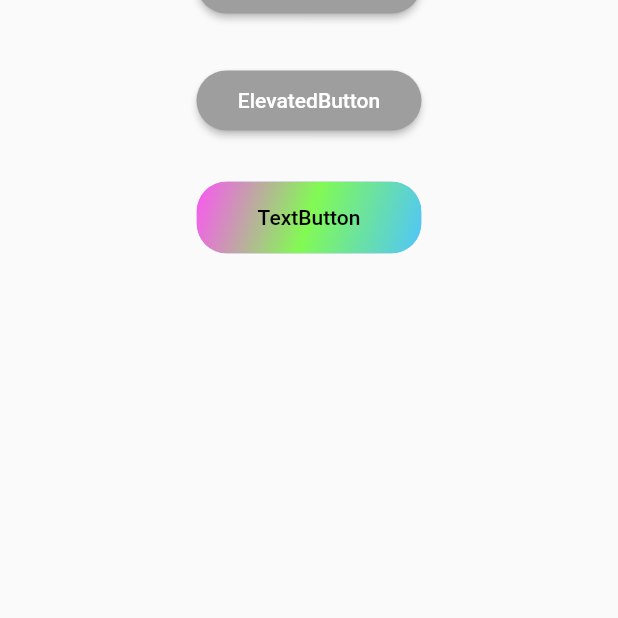
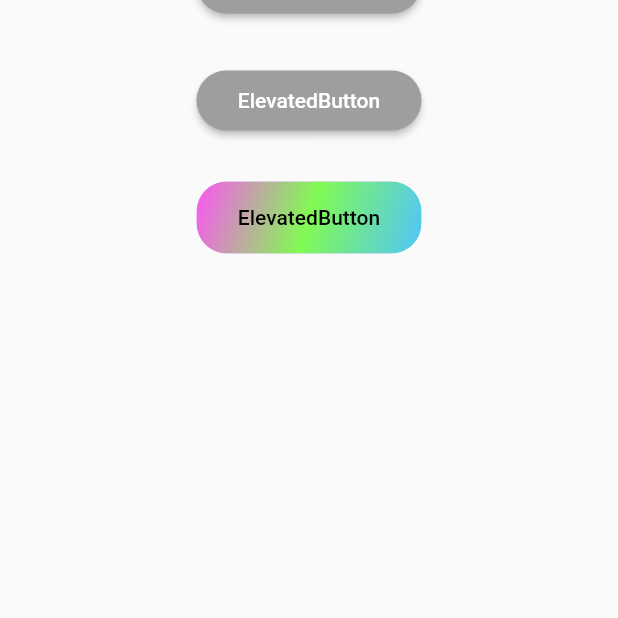
Before and after one commit to tadena-dev/flutterapp, a Flutter app: the screen it shows after launch, on a phone screen of 412 x 824 dp, the part 618-1236 px from its top. Run offline on Flutter 3.47's test engine with Material 2 defaults, Android fonts, the phone set to English and light mode, and no system bars; our stand-ins replace google_fonts, image_picker, supabase_flutter; accounts and stored records are empty.

Commit message:
Elevated Button Widget

```diff
--- a/flutter-widgets/001-Button/2-ElevatedButton/elevatedbutton/lib/main.dart
+++ b/flutter-widgets/001-Button/2-ElevatedButton/elevatedbutton/lib/main.dart
@@ -152,7 +152,7 @@ class _MyWidgetState extends State<MyWidget> {
                     ),
                     onPressed: () {},
                     child: const Text(
-                      'TextButton',
+                      'ElevatedButton',
                       style: TextStyle(
                         color: Colors.black,
                       ),
```
